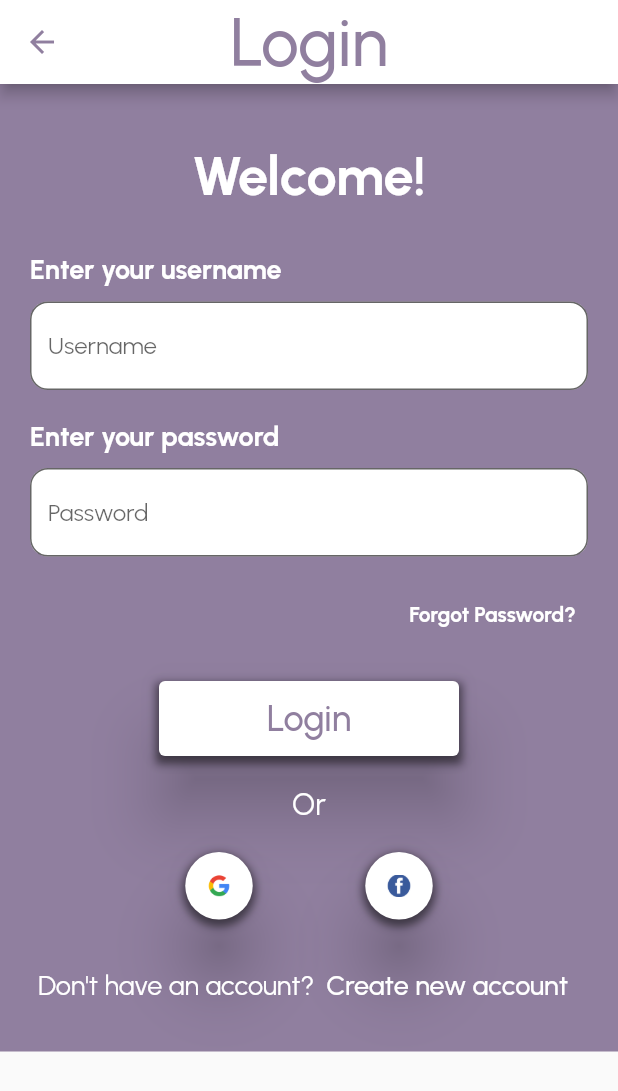
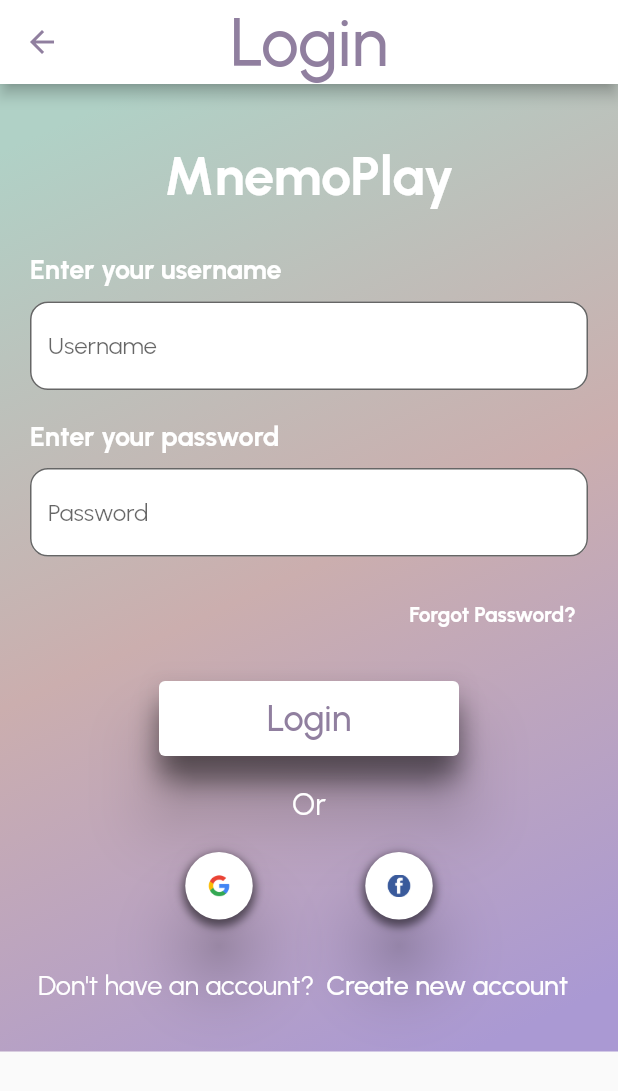
Before and after one commit to AnupBhat30/Mnemoplay-2, a Flutter app: the screen it shows after launch, on a phone screen of 412 x 824 dp. Shown: the top 1091 px of the screen. Run offline on Flutter 3.47's test engine with Material 2 defaults, Android fonts, the light colour scheme and no system bars.

Commit message:
pls accept

```diff
--- a/lib/loginpage.dart
+++ b/lib/loginpage.dart
@@ -1,23 +1,33 @@
 import 'package:flutter/material.dart';
-import 'package:learning/mainpage.dart';
+
 class LoginPage extends StatelessWidget {
   @override
   Widget build(BuildContext context) {
     return Scaffold(
       appBar: AppBar(
         backgroundColor: Color(0xFFFFFFFF),
-        title: Text('Login', style: TextStyle(
-          color: Color(0xFF907F9F),
-          fontSize: 45,
-        )),
+        title: Text(
+          'Login',
+          style: TextStyle(
+            color: Color(0xFF907F9F),
+            fontSize: 45,
+          ),
+        ),
         centerTitle: true,
       ),
       body: Container(
         decoration: BoxDecoration(
+          color: Color.fromRGBO(170, 153, 211, 1.0), // Solid color
           gradient: LinearGradient(
-            begin: Alignment.topCenter,
-            end: Alignment.bottomCenter,
-            colors: [Color(0xFF907F9F), Color(0xFF907F9F)],
+            begin: Alignment(-0.5, -1.0),
+            end: Alignment(0.5, 1.0),
+            transform: GradientRotation(
+                173 * 3.141592653589793 / 180), // Convert degrees to radians
+            colors: [
+              Color.fromRGBO(170, 153, 211, 1.0), // Start color
+              Color.fromRGBO(203, 174, 174, 1.0), // Middle color
+              Color.fromRGBO(176, 209, 198, 1.0), // End color
+            ],
           ),
         ),
         child: SingleChildScrollView(
@@ -28,7 +38,7 @@ class LoginPage extends StatelessWidget {
               SizedBox(height: 20),
               Center(
                 child: Text(
-                  'Welcome!',
+                  'MnemoPlay',
                   style: TextStyle(
                     fontSize: 36,
                     color: Color(0xFFFFFFFF),
@@ -104,9 +114,9 @@ class LoginPage extends StatelessWidget {
                     boxShadow: [
                       BoxShadow(
                         color: Colors.black.withOpacity(0.5),
-                        spreadRadius: 2,
-                        blurRadius: 4,
-                        offset: Offset(0, 3),
+                        spreadRadius: 0,
+                        blurRadius: 15,
+                        offset: Offset(0, 15),
                       ),
                     ],
                   ),
@@ -116,7 +126,8 @@ class LoginPage extends StatelessWidget {
                     },
                     style: ElevatedButton.styleFrom(
                       backgroundColor: Color(0xFFFFFFFF),
-                      padding: EdgeInsets.symmetric(horizontal: 40, vertical: 10),
+                      padding:
+                          EdgeInsets.symmetric(horizontal: 40, vertical: 10),
                       elevation: 20,
                     ),
                     child: Text(
@@ -124,8 +135,6 @@ class LoginPage extends StatelessWidget {
                       style: TextStyle(
                         fontSize: 24,
                         color: Color(0xFF907F9F),
-
-
                       ),
                     ),
                   ),
@@ -174,10 +183,10 @@ class LoginPage extends StatelessWidget {
                     ),
                     SizedBox(width: 20),
                     Container(
-                      width: 100, // Adjust the button size as needed
+                      width: 100,
                       height: 45,
                       decoration: BoxDecoration(
-                        shape: BoxShape.circle, // Create a circular shape
+                        shape: BoxShape.circle,
                         boxShadow: [
                           BoxShadow(
                             color: Colors.black.withOpacity(0.5),
@@ -235,3 +244,9 @@ class LoginPage extends StatelessWidget {
     );
   }
 }
+
+void main() {
+  runApp(MaterialApp(
+    home: LoginPage(),
+  ));
+}
```
Also changed, not shown: pubspec.lock.
